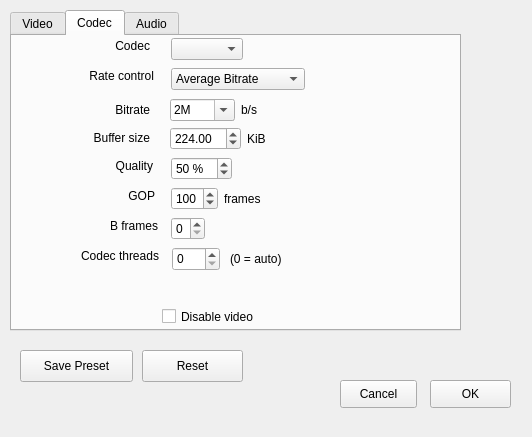
Before: the Qt Designer form src/MovieMator/src/docks/advanceddock.ui in hansewu/MovieMator, drawn with Qt 5.
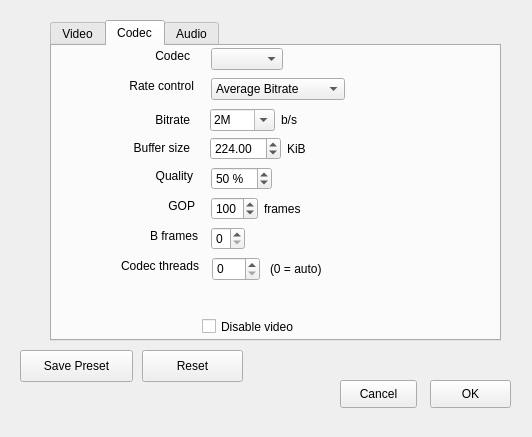
After: the same form once the commit is applied.

Commit message:
高级设置部分按钮背景颜色调整
高级设置部分按钮背景颜色调整

What changed in the file:
```diff
--- a/src/MovieMator/src/docks/advanceddock.ui
+++ b/src/MovieMator/src/docks/advanceddock.ui
@@ -64,8 +64,8 @@
     </property>
     <property name="geometry">
      <rect>
-      <x>10</x>
-      <y>10</y>
+      <x>50</x>
+      <y>20</y>
       <width>451</width>
       <height>321</height>
      </rect>
```
The commit also changes 1 other file.
